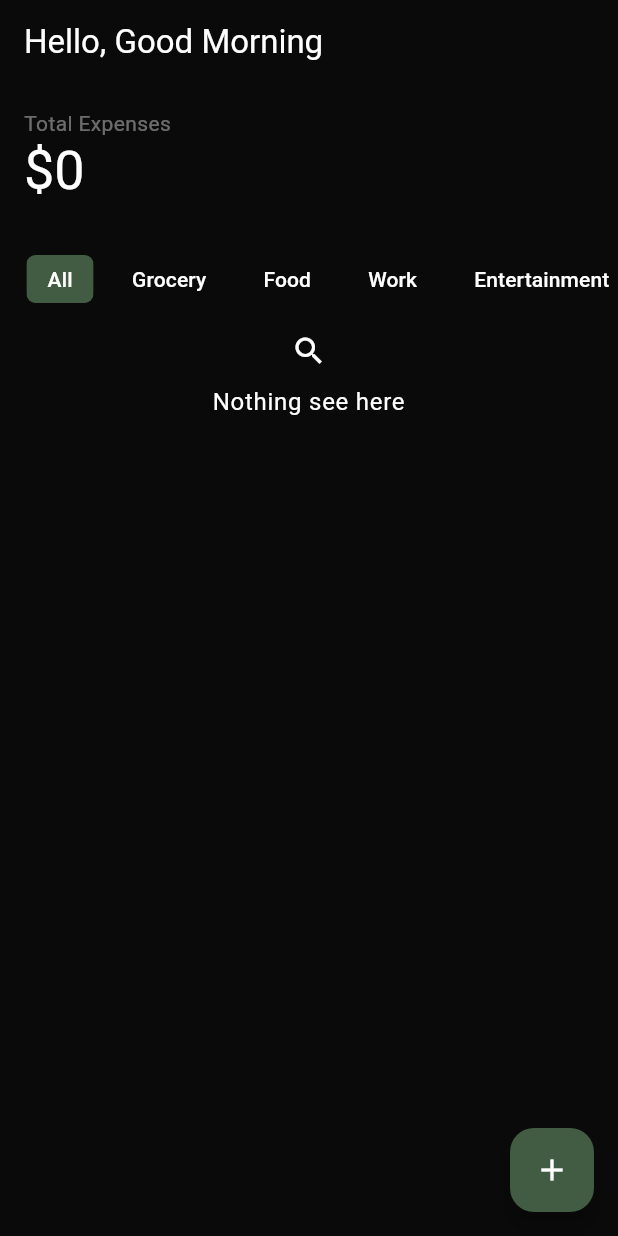
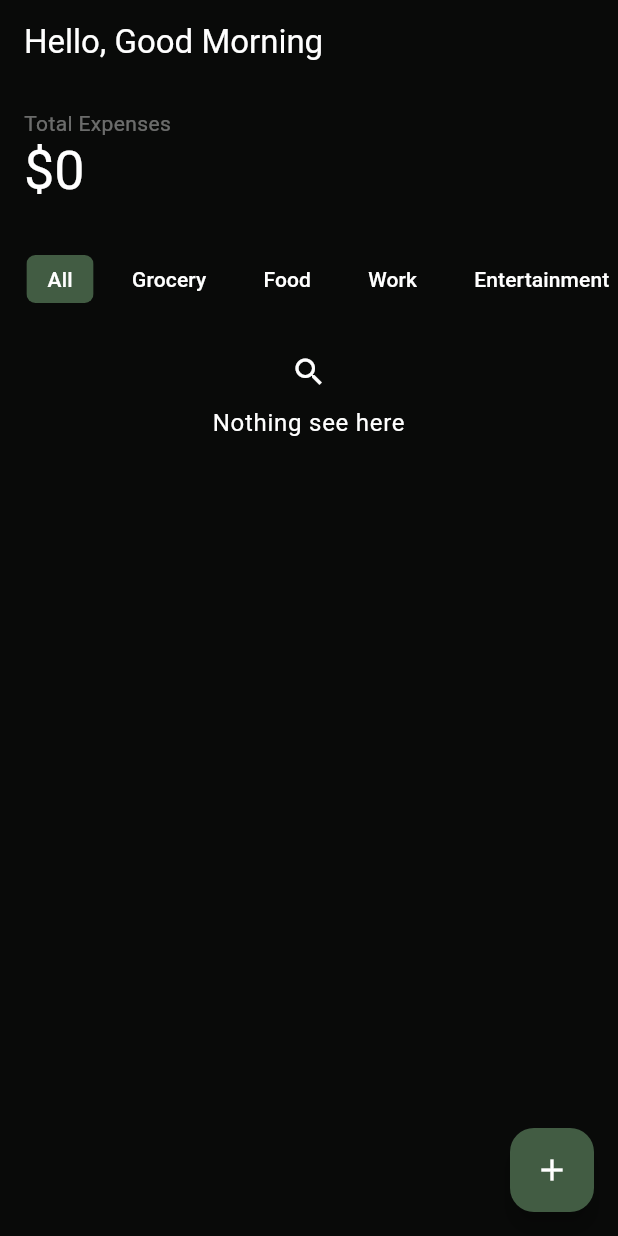
Before and after one commit to iNuman/expense_tracker, a Flutter app: the screen it shows after launch, on a phone screen of 412 x 824 dp. Run offline on Flutter 3.47's test engine with Material 3 defaults, Android fonts, the phone set to English and light mode, and no system bars; our stand-ins replace bloc, equatable, flutter_bloc, rxdart, shared_preferences.

Commit message:
adding widgets to home page

```diff
--- a/lib/pages/home_page.dart
+++ b/lib/pages/home_page.dart
@@ -18,7 +18,7 @@ class HomePage extends StatelessWidget {
             TotalExpensesWidget(),
             SizedBox(height: 14),
             ExpenseFilterWidget(),
-            // SizedBox(height: 14),
+            SizedBox(height: 14),
             ExpensesWidget(),
           ],
         ),
```
